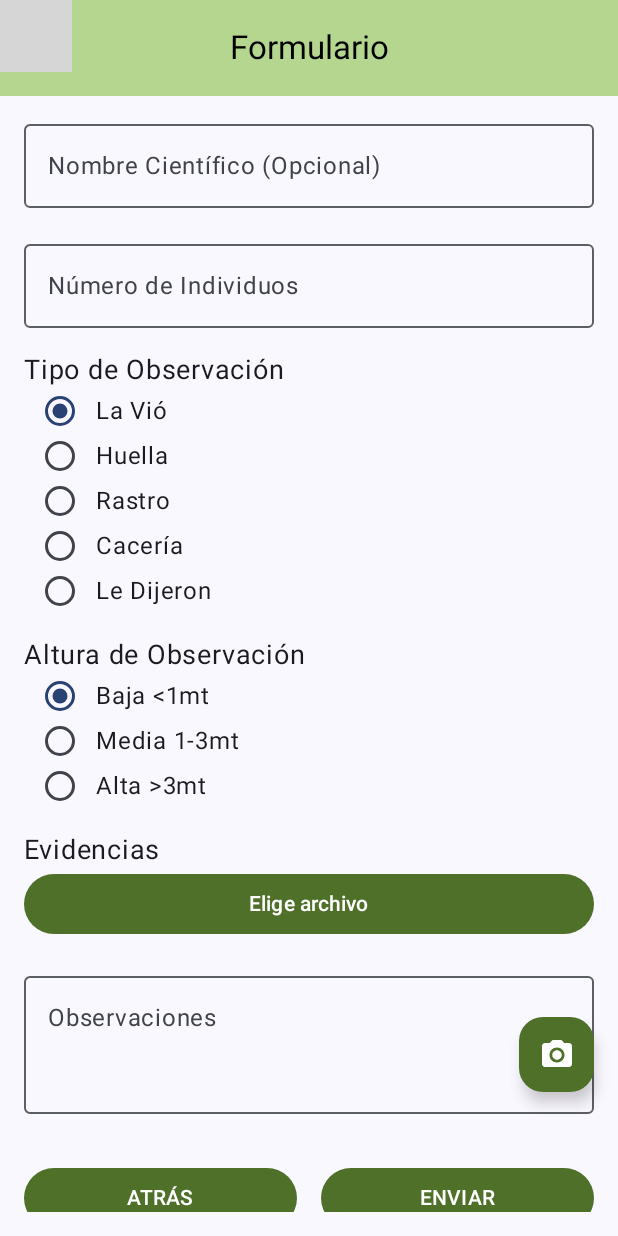
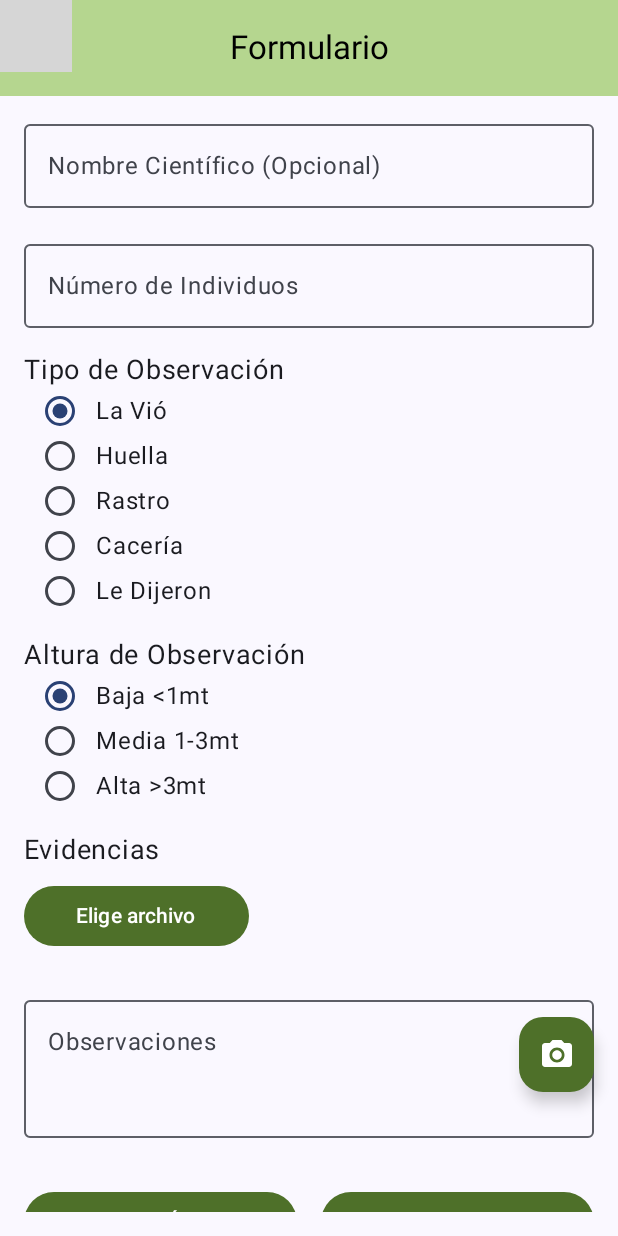
Before and after one commit to Jossrec/MovilesReto, an Android app built with Jetpack Compose: the FormScreen2 screen opened through its navigation route, scrolled down 509 dp, on a phone screen of 412 x 824 dp. Run offline under Robolectric (Android 15) with nearby library versions, the phone set to English and light mode, and no system bars; our stand-ins replace Room's generated code; libraries missing offline, so code that uses them is left out: com.auth0.android; pictures from the network do not load; 4 statements that could not run were skipped; grey boxes are pictures that could not be loaded.

Commit message:
Modificaciones en color de botones

```diff
--- a/Reto/app/src/main/java/com/example/reto/vista/Formulario2.2.kt
+++ b/Reto/app/src/main/java/com/example/reto/vista/Formulario2.2.kt
@@ -72,7 +72,14 @@ fun FormScreen2(
     val zones = listOf("Bosque", "Arreglo Agroforestal", "Cultivos Transitorios", "Cultivos Permanentes")
     val altitudes = listOf("Baja <1mt", "Media 1-3mt", "Alta >3mt")
 
-    val context = LocalContext.current
+    var selectedFileUri by remember { mutableStateOf<Uri?>(null) }
+
+    // ActivityResultLauncher para seleccionar archivo
+    val filePickerLauncher = rememberLauncherForActivityResult(
+        contract = ActivityResultContracts.GetContent()
+    ) { uri: Uri? ->
+        selectedFileUri = uri // Guarda el URI del archivo seleccionado
+    }
 
 
 
@@ -289,14 +296,26 @@ fun FormScreen2(
             Spacer(modifier = Modifier.height(16.dp))
 
             Text("Evidencias", fontSize = 18.sp)
-            Button(
-                onClick = { },
-                colors = ButtonDefaults.buttonColors(containerColor = GreenAwaqOscuro),
-                modifier = Modifier.fillMaxWidth()
+//            Button(
+//                onClick = {},
+//                colors = ButtonDefaults.buttonColors(containerColor = GreenAwaqOscuro),
+//                modifier = Modifier.fillMaxWidth())
+            Row(
+                modifier = Modifier
+                    .fillMaxWidth()
+                    .padding(vertical = 8.dp),
+                verticalAlignment = Alignment.CenterVertically
             ) {
-                Text("Elige archivo")
+                Button(
+                    onClick = { filePickerLauncher.launch("*/*") },
+                    colors = ButtonDefaults.buttonColors(
+                        containerColor = GreenAwaqOscuro
+                    ),
+                    modifier = Modifier.width(150.dp) // Fija el ancho del botón para evitar cambios de tamaño
+                ) {
+                    Text("Elige archivo", color = Color.White)
+                }
             }
-
 
             Spacer(modifier = Modifier.height(16.dp))
 
```
Also changed, not shown: Reto/app/src/main/java/com/example/reto/camara/CameraView.kt (+5 -3 lines), Reto/app/src/main/java/com/example/reto/vista/Formulario3.2.kt (+25 -6 lines), Reto/app/src/main/java/com/example/reto/vista/Formulario4.2.kt (+26 -13 lines), Reto/app/src/main/java/com/example/reto/vista/Formulario5.2.kt (+26 -8 lines), Reto/app/src/main/java/com/example/reto/vista/Formulario6.2.kt (+26 -6 lines), Reto/app/src/main/java/com/example/reto/vista/Formulario7.2.kt (+3 -9 lines).
